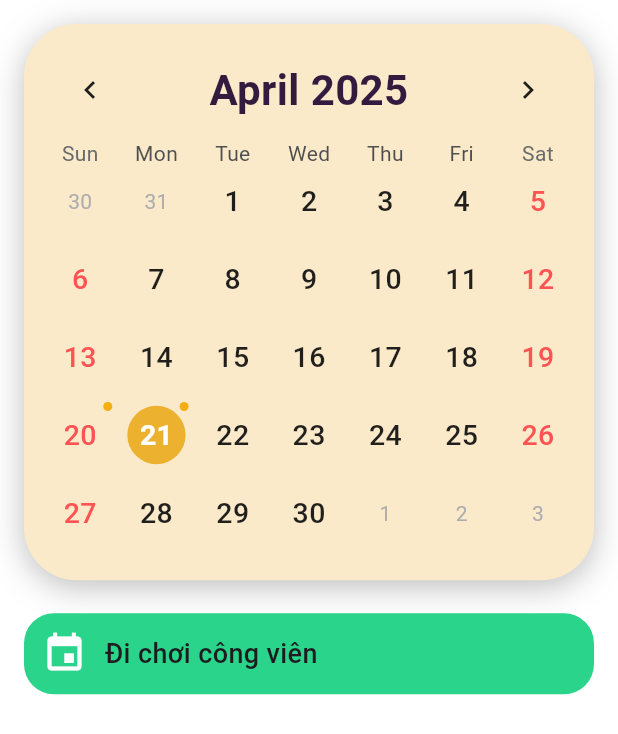
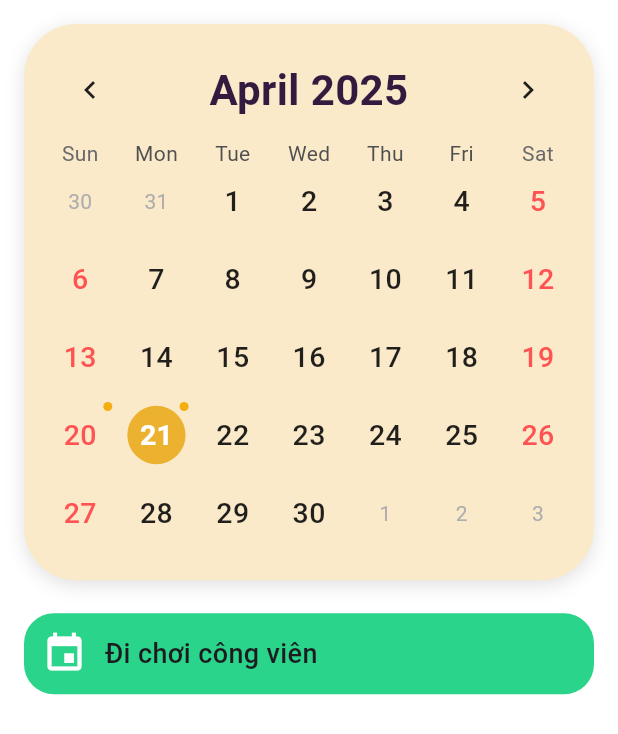
Before and after one commit to nguyenn-12/family-app, a Flutter app: the CalendarPage screen opened directly, on a phone screen of 412 x 824 dp. Shown: the top 734 px of the screen. Run offline on Flutter 3.47's test engine with Material 3 defaults, Android fonts, the phone set to English and light mode, and no system bars; drawn by our look-alikes of table_calendar; our stand-ins replace curved_navigation_bar.

Commit message:
nothing change

```diff
--- a/lib/pages/calendar.dart
+++ b/lib/pages/calendar.dart
@@ -40,9 +40,9 @@ class _CalendarPageState extends State<CalendarPage> {
                 borderRadius: BorderRadius.circular(35),
                 boxShadow: [
                   BoxShadow(
-                    color: Colors.black26,
-                    blurRadius: 18,
-                    offset: Offset(0, 4),
+                    color: Colors.black12,
+                    blurRadius: 10,
+                    offset: Offset(0, 3),
                   )
                 ],
               ),
```
